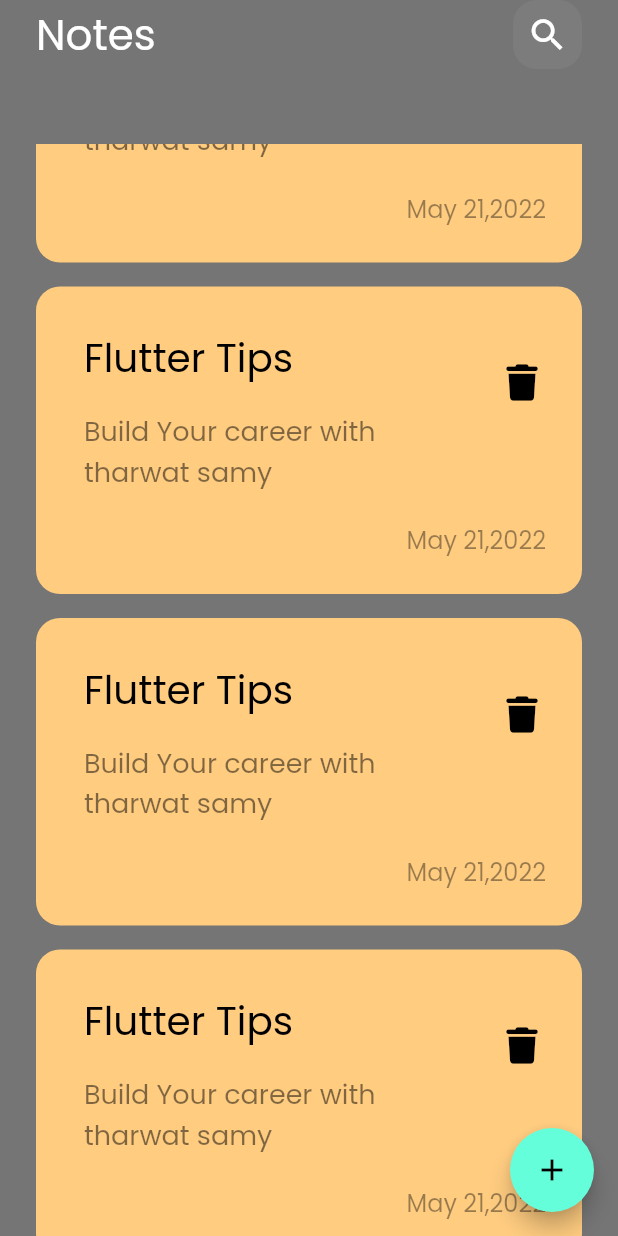
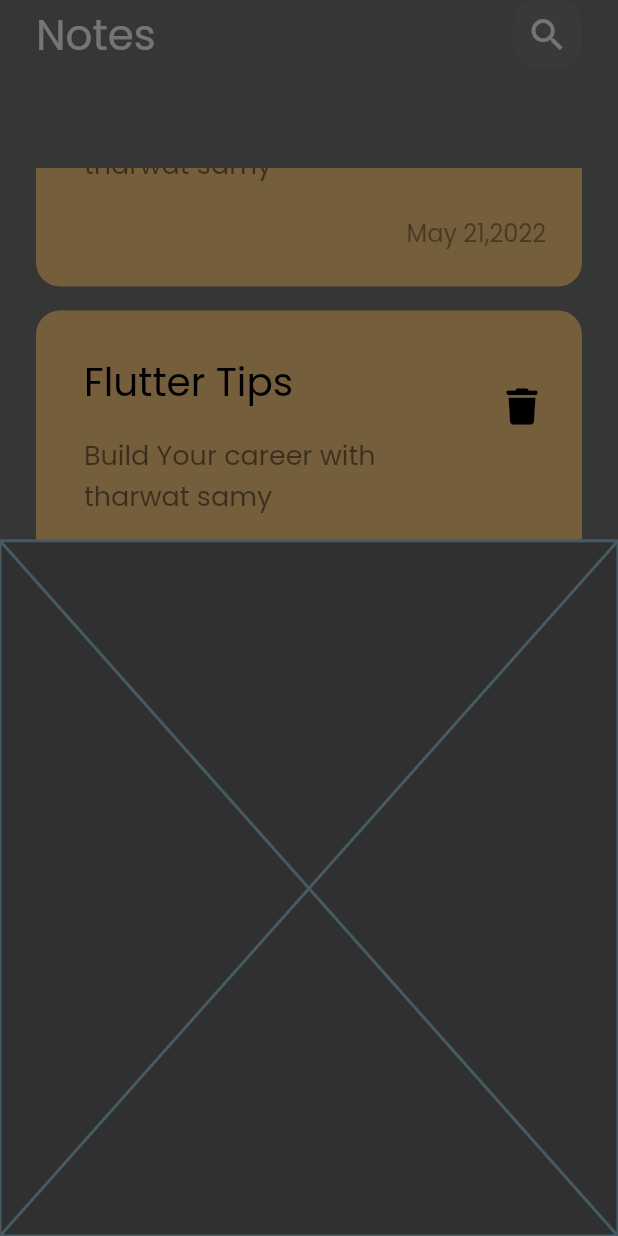
Before and after one commit to hebamahdy/notes_app, a Flutter app: the screen it shows after launch, scrolled down 576 dp, after a tap on the "add" icon, on a phone screen of 412 x 824 dp. Run offline on Flutter 3.47's test engine with Material 2 defaults, Android fonts, the phone set to English and light mode, and no system bars; our stand-ins replace font_awesome_flutter.

```diff
--- a/lib/views/notes_view.dart
+++ b/lib/views/notes_view.dart
@@ -1,4 +1,5 @@
 import 'package:flutter/material.dart';
+import 'package:notes/widgets/add_note_bottom_sheet.dart';
 import 'package:notes/widgets/notes_view_body.dart';
 
 class NotesView extends StatelessWidget {
@@ -6,8 +7,15 @@ class NotesView extends StatelessWidget {
 
   @override
   Widget build(BuildContext context) {
-    return  Scaffold(
-      floatingActionButton: FloatingActionButton(onPressed: (){},child: const Icon(Icons.add),),
+    return Scaffold(
+      floatingActionButton: FloatingActionButton(
+        onPressed: () {
+          showModalBottomSheet(context: context, builder: (context){
+            return const AddNoteBottomSheet();
+          });
+        },
+        child: const Icon(Icons.add),
+      ),
       body: const NotesViewBody(),
     );
   }
--- /dev/null
+++ b/lib/widgets/add_note_bottom_sheet.dart
@@ -0,0 +1,10 @@
+import 'package:flutter/material.dart';
+
+class AddNoteBottomSheet extends StatelessWidget {
+  const AddNoteBottomSheet({super.key});
+
+  @override
+  Widget build(BuildContext context) {
+    return const Placeholder();
+  }
+}
--- a/lib/widgets/notes_list_view.dart
+++ b/lib/widgets/notes_list_view.dart
@@ -6,10 +6,15 @@ class NotesListView extends StatelessWidget {
 
   @override
   Widget build(BuildContext context) {
-    return ListView.builder(itemBuilder:(context,index){
-      return const Padding(
-          padding: EdgeInsets.symmetric(vertical: 8),
-          child: NotesItem());
-    });
+    return Padding(
+      padding: const EdgeInsets.symmetric(vertical: 16),
+      child: ListView.builder(
+          padding: EdgeInsets.zero,
+          itemBuilder:(context,index){
+        return const Padding(
+            padding: EdgeInsets.symmetric(vertical: 8),
+            child: NotesItem());
+      }),
+    );
   }
 }
```
